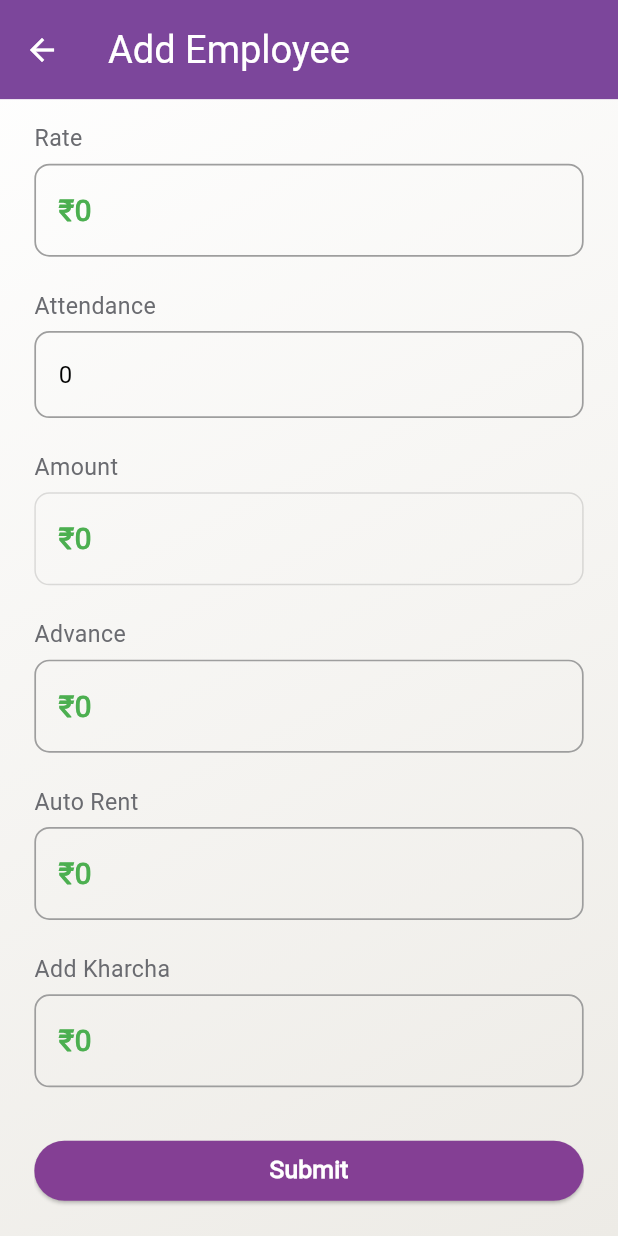
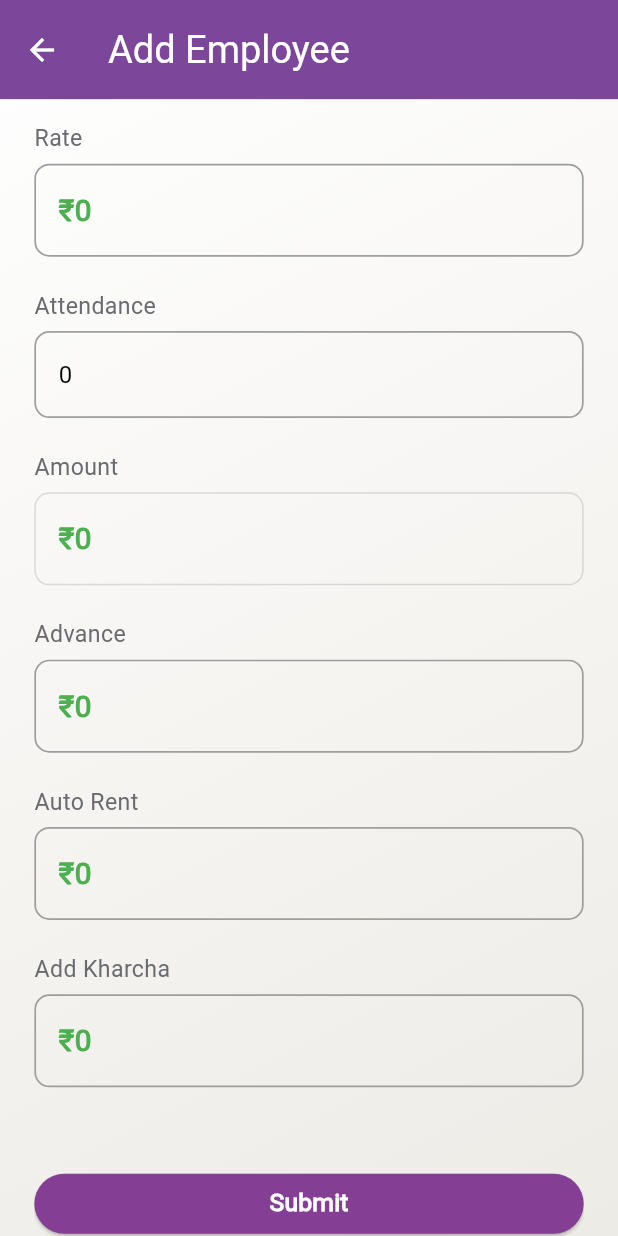
Before and after one commit to Abhi902/Employee-Management-code-, a Flutter app: the CreatePage screen opened directly, scrolled down 681 dp, on a phone screen of 412 x 824 dp. Run offline on Flutter 3.47's test engine with Material 3 defaults, Android fonts, the phone set to English and light mode, and no system bars; our stand-ins replace cached_network_image, cloud_firestore, firebase_core, firebase_database, firebase_storage, flutter_screenutil and 5 more; missing offline and left inert: syncfusion_flutter_xlsio; accounts and stored records are empty.

Commit message:
Bug fixed

```diff
--- a/lib/Widgets/EmployeeForm.dart
+++ b/lib/Widgets/EmployeeForm.dart
@@ -926,7 +926,7 @@ class EmployeeFormState extends State<EmployeeForm> {
                     Column(
                       children: [
                         SizedBox(
-                          height: 90.h,
+                          height: 110.h,
                           width: 360.w,
                           child: Column(
                             crossAxisAlignment: CrossAxisAlignment.start,
--- a/lib/Widgets/service_container.dart
+++ b/lib/Widgets/service_container.dart
@@ -32,7 +32,7 @@ class ServiceContainer extends StatelessWidget {
           borderRadius: BorderRadius.circular(26.0),
         ),
         child: Padding(
-          padding: const EdgeInsets.all(8.0),
+          padding: const EdgeInsets.all(5.0),
           child: Row(
             children: [
               Container(
```
